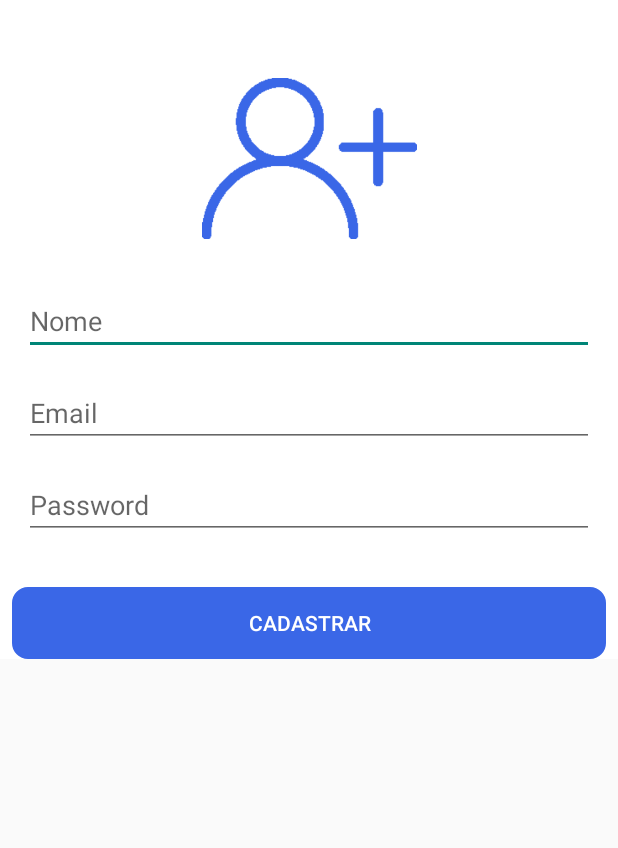
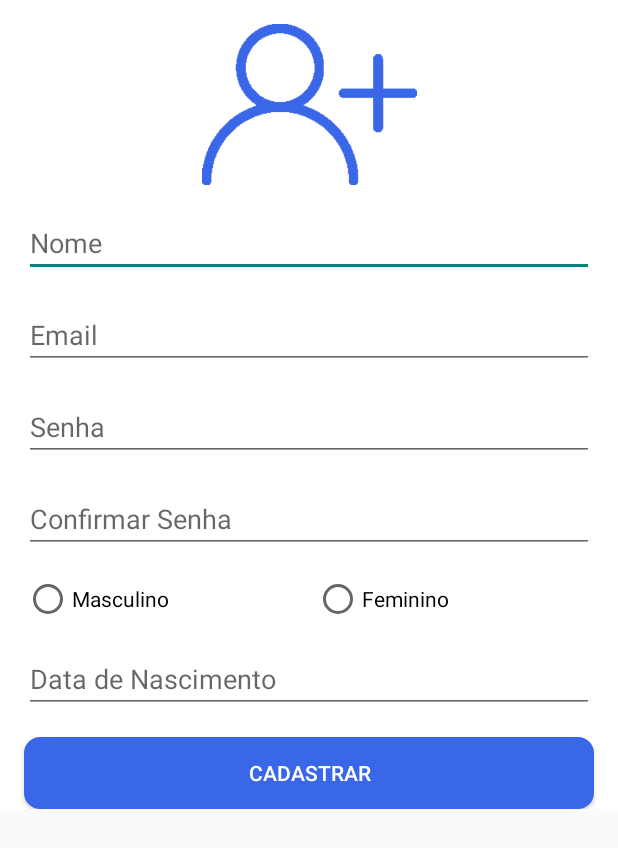
Before and after one commit to jedsonBrito/AvalicaoCiaAereas, an Android app: the CadastroUsuario screen opened directly, with no data from a screen before it, after a tap on "CADASTRAR", on a phone screen of 412 x 824 dp. Shown: the top 848 px of the screen. Run offline under Robolectric (Android 15) with nearby library versions, the phone set to English and light mode, and no system bars; our stand-ins replace Firebase (no records; nobody signed in at launch, a user with empty details on screens opened directly); libraries missing offline, so code that uses them is left out: com.vicmikhailau.maskededittext; 2 statements that could not run were skipped.

Commit message:
Mais informacoes para o cadastro de usuario adicionado data nascimento e sexo e formatacao da data de nascimento

```diff
--- a/app/build.gradle
+++ b/app/build.gradle
@@ -31,6 +31,7 @@ dependencies {
     implementation 'com.android.support:support-v4:27.1.1'
     implementation 'com.google.firebase:firebase-database:16.0.1'
     implementation 'com.google.firebase:firebase-auth:16.0.2'
+    implementation 'com.vicmikhailau:MaskedEditText:2.0.4'
 
 }
 
--- a/app/src/main/AndroidManifest.xml
+++ b/app/src/main/AndroidManifest.xml
@@ -21,7 +21,8 @@
                 <category android:name="android.intent.category.LAUNCHER" />
             </intent-filter>
         </activity>
-        <activity android:name=".CadastroUsuario" />
+        <activity android:name=".CadastroUsuario"
+            android:windowSoftInputMode="stateHidden"></activity>
         <activity android:name=".MainActivity"></activity>
     </application>
 
--- a/app/src/main/java/com/jedsonbrito/avalicaociaaereas/CadastroUsuario.java
+++ b/app/src/main/java/com/jedsonbrito/avalicaociaaereas/CadastroUsuario.java
@@ -7,6 +7,7 @@ import android.support.v7.app.AppCompatActivity;
 import android.view.View;
 import android.widget.Button;
 import android.widget.EditText;
+import android.widget.RadioButton;
 import android.widget.Toast;
 
 import com.google.android.gms.tasks.OnCompleteListener;
@@ -20,12 +21,18 @@ import com.google.firebase.auth.FirebaseUser;
 import com.jedsonbrito.appHelper.AppHelper;
 import com.jedsonbrito.config.ConfiguracaoFirebase;
 import com.jedsonbrito.model.Usuario;
+import com.vicmikhailau.maskededittext.MaskedFormatter;
+import com.vicmikhailau.maskededittext.MaskedWatcher;
 
 public class CadastroUsuario extends AppCompatActivity {
 
     private EditText edt_nome;
     private EditText edt_email;
     private EditText edt_senha;
+    private RadioButton rdb_masc;
+    private RadioButton rdb_fem;
+    private EditText edt_conf_senha;
+    private EditText edt_data_nascimento;
     private Button btn_cadastrar;
     private Usuario usuario;
 
@@ -37,19 +44,37 @@ public class CadastroUsuario extends AppCompatActivity {
         setContentView(R.layout.activity_cadastro_usuario);
 
         edt_nome = findViewById(R.id.edit_cadastro_nome);
+        edt_conf_senha = findViewById(R.id.confir_senha);
+        edt_data_nascimento = findViewById(R.id.edit_data_nascimento);
         edt_email = findViewById(R.id.edit_cadastro_email);
         edt_senha = findViewById(R.id.edit_cadastro_senha);
         btn_cadastrar = findViewById(R.id.btn_cadastrar);
+        rdb_masc = findViewById(R.id.rdb_masc);
+        rdb_fem = findViewById(R.id.rdb_fem);
+        edt_conf_senha = findViewById(R.id.confir_senha);
+
+        MaskedFormatter formatter = new MaskedFormatter("##/##/####");
+        edt_data_nascimento.addTextChangedListener(new MaskedWatcher(formatter, edt_data_nascimento));
 
         btn_cadastrar.setOnClickListener(new View.OnClickListener() {
 
             @Override
             public void onClick(View v) {
-                if(AppHelper.isConnected(getSystemService(Context.CONNECTIVITY_SERVICE))){
+                if(AppHelper.isConnected(getSystemService(Context.CONNECTIVITY_SERVICE)) && isvalidaInformacao()){
                     usuario = new Usuario();
                     usuario.setEmail(edt_email.getText().toString());
                     usuario.setNome(edt_nome.getText().toString());
                     usuario.setSenha(edt_senha.getText().toString());
+                    usuario.setDataNascimento(edt_data_nascimento.getText().toString());
+
+                    if(rdb_fem.isChecked()){
+                        usuario.setSexo("Feminino");
+                    }
+
+                    if(rdb_masc.isChecked()){
+                        usuario.setSexo("Masculino");
+                    }
+
                     cadastrarUsuario();
 
                 } else {
@@ -119,4 +144,15 @@ public class CadastroUsuario extends AppCompatActivity {
 
     }
 
+    private boolean isvalidaInformacao(){
+        boolean info = false;
+        //Valida Senha
+        if(edt_senha.getText().toString().equals(edt_conf_senha.getText().toString())){
+            info = true;
+        } else {
+            Toast.makeText(CadastroUsuario.this, "Senha e confirmação de senha devem ser iguais",Toast.LENGTH_SHORT).show();
+        }
+        return info;
+    }
+
 }
--- a/app/src/main/java/com/jedsonbrito/model/Usuario.java
+++ b/app/src/main/java/com/jedsonbrito/model/Usuario.java
@@ -10,6 +10,8 @@ public class Usuario {
     private String senha;
     private String email;
     private String nome;
+    private String sexo;
+    private String dataNascimento;
 
     public void salvar(){
         DatabaseReference databaseReference = ConfiguracaoFirebase.getFirebase();
@@ -17,6 +19,22 @@ public class Usuario {
     }
 
     public Usuario() {
+    }
+
+    public String getSexo() {
+        return sexo;
+    }
+
+    public void setSexo(String sexo) {
+        this.sexo = sexo;
+    }
+
+    public String getDataNascimento() {
+        return dataNascimento;
+    }
+
+    public void setDataNascimento(String dataNascimento) {
+        this.dataNascimento = dataNascimento;
     }
 
     @Exclude
--- a/app/src/main/res/layout/activity_cadastro_usuario.xml
+++ b/app/src/main/res/layout/activity_cadastro_usuario.xml
@@ -8,7 +8,7 @@
 
     <android.support.constraint.ConstraintLayout
         android:layout_width="match_parent"
-    android:layout_height="match_parent"
+        android:layout_height="wrap_content"
         android:background="@color/colorAccent"
         tools:context=".CadastroUsuario">
 
@@ -18,9 +18,10 @@
             android:layout_height="107dp"
             android:layout_marginEnd="8dp"
             android:layout_marginStart="8dp"
-        android:layout_marginTop="52dp"
+            android:layout_marginTop="16dp"
             android:contentDescription="@string/content_user"
             app:layout_constraintEnd_toEndOf="parent"
+            app:layout_constraintHorizontal_bias="0.502"
             app:layout_constraintStart_toStartOf="parent"
             app:layout_constraintTop_toTopOf="parent"
             app:srcCompat="@drawable/usuarioazul" />
@@ -31,7 +32,7 @@
             android:layout_height="wrap_content"
             android:layout_marginEnd="16dp"
             android:layout_marginStart="16dp"
-        android:layout_marginTop="32dp"
+            android:layout_marginTop="16dp"
             android:ems="10"
             android:hint="@string/hint_name"
             android:inputType="textPersonName"
@@ -67,6 +68,7 @@
             android:ems="10"
             android:hint="@string/hint_password"
             android:inputType="textPassword"
+            android:selectAllOnFocus="false"
             android:textColor="@color/colorPrimary"
             app:layout_constraintEnd_toEndOf="parent"
             app:layout_constraintHorizontal_bias="0.503"
@@ -77,14 +79,74 @@
             android:id="@+id/btn_cadastrar"
             android:layout_width="0dp"
             android:layout_height="wrap_content"
-        android:layout_marginEnd="8dp"
-        android:layout_marginStart="8dp"
-        android:layout_marginTop="32dp"
+            android:layout_marginEnd="16dp"
+            android:layout_marginStart="16dp"
+            android:layout_marginTop="16dp"
             android:background="@drawable/roundbutton"
             android:text="@string/btn_sign_up"
             android:textColor="@color/colorAccent"
             app:layout_constraintEnd_toEndOf="parent"
+            app:layout_constraintHorizontal_bias="0.0"
+            app:layout_constraintStart_toStartOf="parent"
+            app:layout_constraintTop_toBottomOf="@+id/edit_data_nascimento" />
+
+        <EditText
+            android:id="@+id/confir_senha"
+            android:layout_width="0dp"
+            android:layout_height="wrap_content"
+            android:layout_marginEnd="16dp"
+            android:layout_marginStart="16dp"
+            android:layout_marginTop="16dp"
+            android:ems="10"
+            android:hint="@string/btn_confir_senha"
+            android:inputType="textPassword"
+            android:textColor="@color/colorPrimary"
+            app:layout_constraintEnd_toEndOf="parent"
+            app:layout_constraintHorizontal_bias="0.502"
             app:layout_constraintStart_toStartOf="parent"
             app:layout_constraintTop_toBottomOf="@+id/edit_cadastro_senha" />
+
+        <RadioGroup
+            android:id="@+id/radioGroup2"
+            android:layout_width="0dp"
+            android:layout_height="29dp"
+            android:layout_marginEnd="16dp"
+            android:layout_marginStart="16dp"
+            android:layout_marginTop="16dp"
+            android:orientation="horizontal"
+            app:layout_constraintEnd_toEndOf="parent"
+            app:layout_constraintStart_toStartOf="parent"
+            app:layout_constraintTop_toBottomOf="@+id/confir_senha">
+
+            <RadioButton
+                android:id="@+id/rdb_masc"
+                android:layout_width="wrap_content"
+                android:layout_height="wrap_content"
+                android:layout_weight="1"
+                android:text="@string/male" />
+
+            <RadioButton
+                android:id="@+id/rdb_fem"
+                android:layout_width="wrap_content"
+                android:layout_height="wrap_content"
+                android:layout_weight="1"
+                android:text="@string/female" />
+        </RadioGroup>
+
+        <EditText
+            android:id="@+id/edit_data_nascimento"
+            android:layout_width="0dp"
+            android:layout_height="wrap_content"
+            android:layout_marginEnd="16dp"
+            android:layout_marginStart="16dp"
+            android:layout_marginTop="16dp"
+            android:ems="10"
+            android:hint="@string/born"
+            android:inputType="date"
+            app:layout_constraintEnd_toEndOf="parent"
+            app:layout_constraintHorizontal_bias="0.503"
+            app:layout_constraintStart_toStartOf="parent"
+            app:layout_constraintTop_toBottomOf="@+id/radioGroup2" />
+
     </android.support.constraint.ConstraintLayout>
 </ScrollView>
--- a/app/src/main/res/values/strings.xml
+++ b/app/src/main/res/values/strings.xml
@@ -1,6 +1,6 @@
 <resources>
     <string name="app_name">Avaliador de Voos</string>
-    <string name="btn_logar">Logar</string>
+    <string name="btn_logar">Login</string>
     <string name="content_airport">Imagem aeroporto</string>
     <string name="content_plane">Imagem avião</string>
     <string name="content_user">Imagem usuário</string>
@@ -9,8 +9,12 @@
     <string name="content_password">Imagem Password</string>
     <string name="hint_name">Nome</string>
     <string name="hint_email">Email</string>
-    <string name="hint_password">Password</string>
+    <string name="hint_password">Senha</string>
     <string name="btn_sign_up">Cadastrar</string>
+    <string name="male">Masculino</string>
+    <string name="female">Feminino</string>
+    <string name="born">Data de Nascimento</string>
+    <string name="btn_confir_senha">Confirmar Senha</string>
     <string name="no_account">Não tem conta, cadastre-se</string>
     <string name="err_msg_email">Enter valid email address</string>
     <string name="err_msg_password">Enter the password</string>
```
Lines whose indentation alone changed are shown as unchanged.
